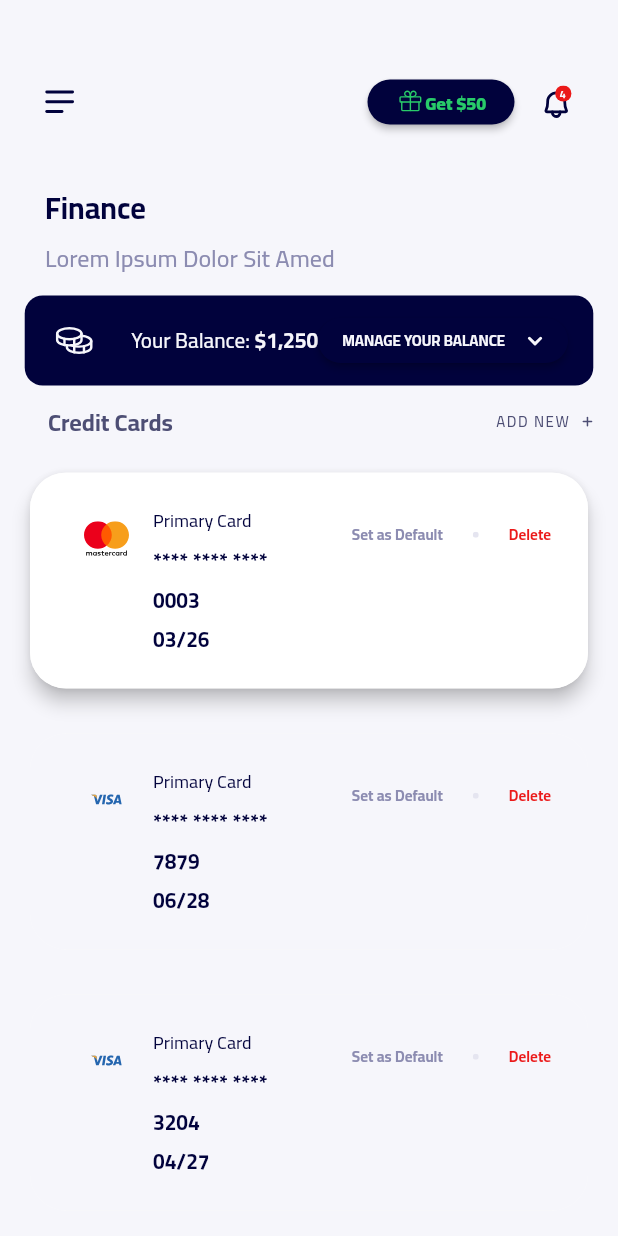
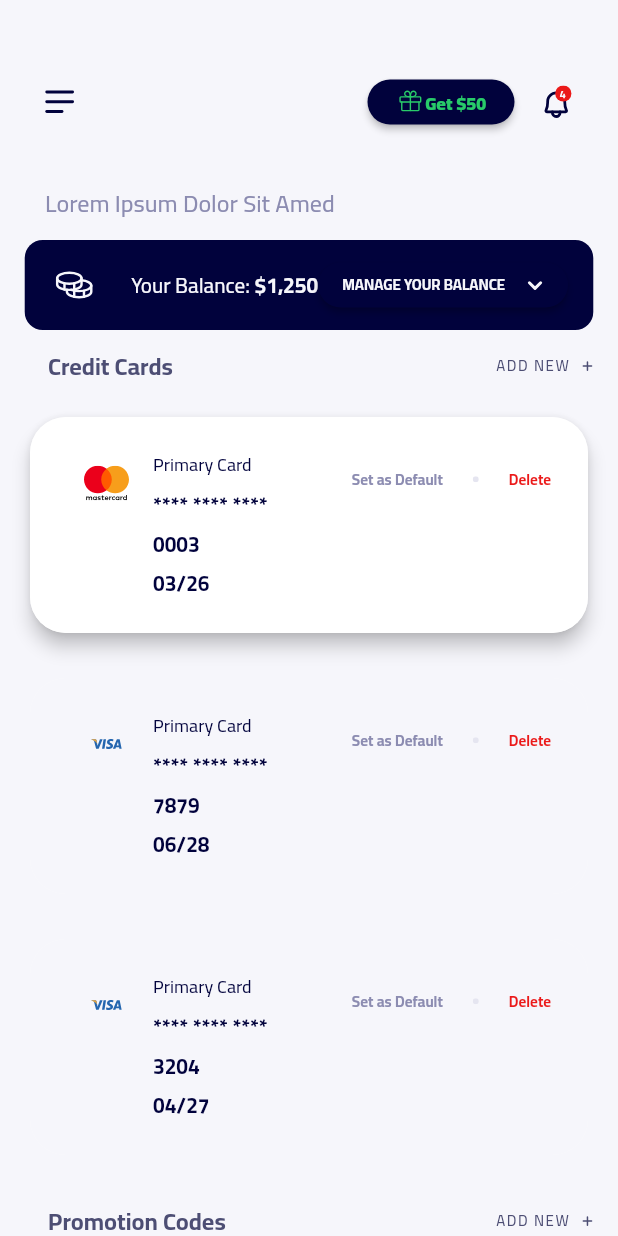
Before and after one commit to ozgun-kara/ruut, a Flutter app: the screen it shows after launch, on a phone screen of 412 x 824 dp. Run offline on Flutter 3.47's test engine with Material 2 defaults, Android fonts, the phone set to English and light mode, and no system bars; our stand-ins replace flutter_svg.

Commit message:
Update finance_page.dart

```diff
--- a/lib/pages/finance_page.dart
+++ b/lib/pages/finance_page.dart
@@ -100,17 +100,10 @@ class FinancePage extends StatelessWidget {
                 Column(
                   crossAxisAlignment: CrossAxisAlignment.start,
                   children: const [
-                    Padding(
-                      padding: EdgeInsets.fromLTRB(30, 0, 0, 0),
-                      child: Text(
-                        "Finance",
-                        style: TextStyle(
-                            fontSize: 20,
-                            fontFamily: "Cairo-VariableFont_wght",
-                            fontWeight: FontWeight.bold,
-                            color: Color(0xFF01023C)),
-                      ),
-                    ),
+
+
+
+
 
                     Padding(
                       padding: EdgeInsets.fromLTRB(30, 0, 0, 0),
```
